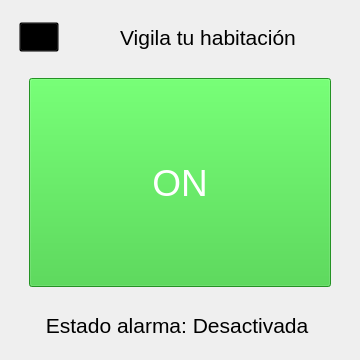
Above: clientSide/vista/cliente.ui from FranciscoScholborgh/ProyectoSeminarioActualizacion2019-2 before the change. Below: the same form after it.
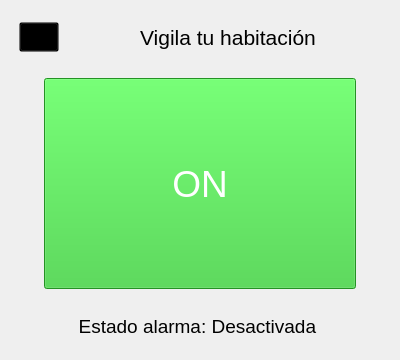
That is the form after the change. Icons and pictures are not drawn.

Commit message: correccions cliente/servidor TCP

```diff
--- a/clientSide/vista/cliente.ui
+++ b/clientSide/vista/cliente.ui
@@ -6,13 +6,13 @@
    <rect>
     <x>0</x>
     <y>0</y>
-    <width>360</width>
+    <width>400</width>
     <height>360</height>
    </rect>
   </property>
   <property name="minimumSize">
    <size>
-    <width>360</width>
+    <width>400</width>
     <height>360</height>
    </size>
   </property>
@@ -150,14 +150,14 @@
           </property>
           <property name="sizeHint" stdset="0">
            <size>
-            <width>20</width>
+            <width>35</width>
             <height>20</height>
            </size>
           </property>
          </spacer>
         </item>
         <item>
-         <widget class="QToolButton" name="switch_btn">
+         <widget class="QPushButton" name="switch_btn">
           <property name="sizePolicy">
            <sizepolicy hsizetype="MinimumExpanding" vsizetype="MinimumExpanding">
             <horstretch>0</horstretch>
@@ -188,7 +188,7 @@
           </property>
           <property name="sizeHint" stdset="0">
            <size>
-            <width>20</width>
+            <width>35</width>
             <height>20</height>
            </size>
           </property>
@@ -224,7 +224,7 @@
       </property>
       <property name="font">
        <font>
-        <pointsize>16</pointsize>
+        <pointsize>14</pointsize>
        </font>
       </property>
       <property name="text">
```
The commit also changes 3 other files.
